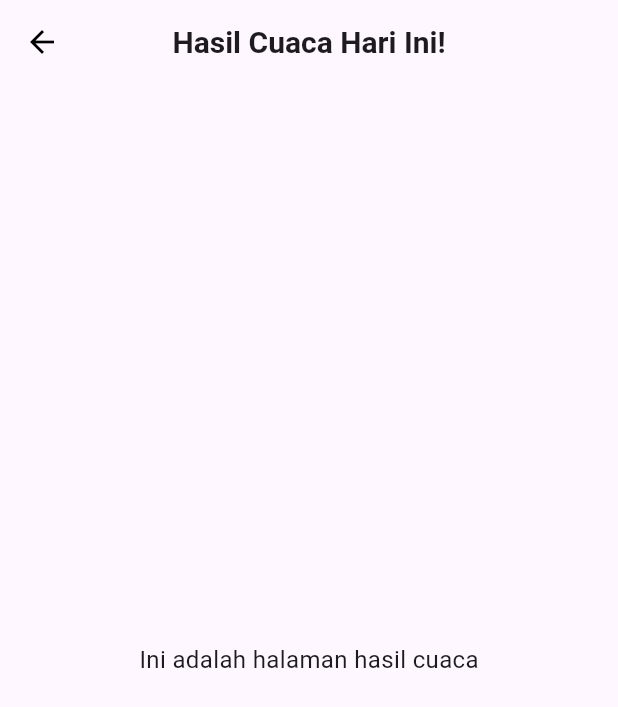
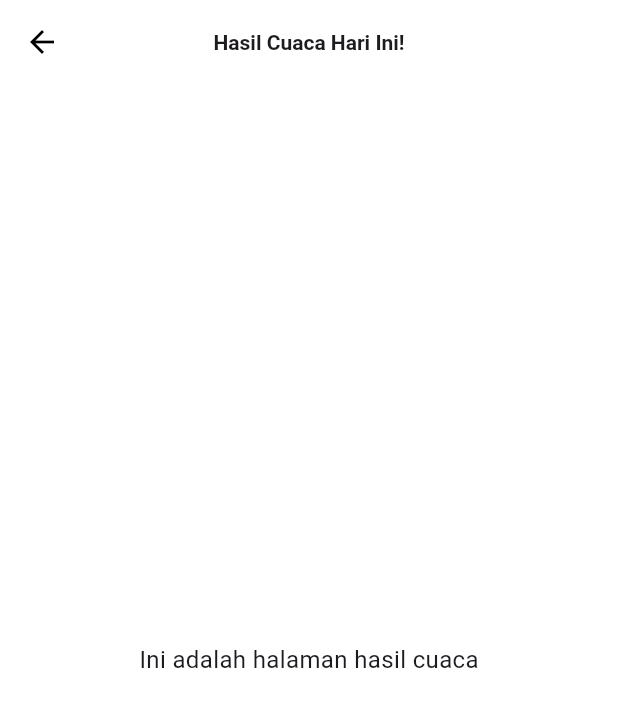
Before and after one commit to TheRabdal/pawanghujan_app, a Flutter app: the HasilCuacaPage screen opened directly, on a phone screen of 412 x 824 dp. Shown: the top 707 px of the screen. Run offline on Flutter 3.47's test engine with Material 3 defaults, Android fonts, the phone set to English and light mode, and no system bars; statements that could not run were skipped.

Commit message:
Tingkatkan UI dengan memperbarui warna latar belakang, menyempurnakan tata letak, dan menambahkan ekspor model baru.

```diff
--- a/lib/modules/hasilcuaca/screens/hasilcuaca_page.dart
+++ b/lib/modules/hasilcuaca/screens/hasilcuaca_page.dart
@@ -11,13 +11,14 @@ class _HasilCuacaPageState extends State<HasilCuacaPage> {
   @override
   Widget build(BuildContext context) {
     return Scaffold(
+      backgroundColor: Colors.white,
       appBar: AppBar(
+        backgroundColor: Colors.white,
         centerTitle: true,
         title: Text(
           'Hasil Cuaca Hari Ini!',
-
           style: TextStyle(
-            fontSize: 20,
+            fontSize: 14,
             fontWeight: FontWeight.bold,
           ),
         ),
--- a/lib/modules/homepage/homepage.dart
+++ b/lib/modules/homepage/homepage.dart
@@ -1 +1,2 @@
 export 'screens/screens.dart';
+export 'models/models.dart';
--- /dev/null
+++ b/lib/modules/homepage/models/models.dart
@@ -0,0 +1 @@
+export 'mycolor.dart';
```
Also changed, not shown: lib/main.dart (+3 -29 lines), lib/modules/homepage/models/mycolor.dart (added, +9 -0 lines), lib/modules/homepage/screens/weather_page.dart (+6 -9 lines).
